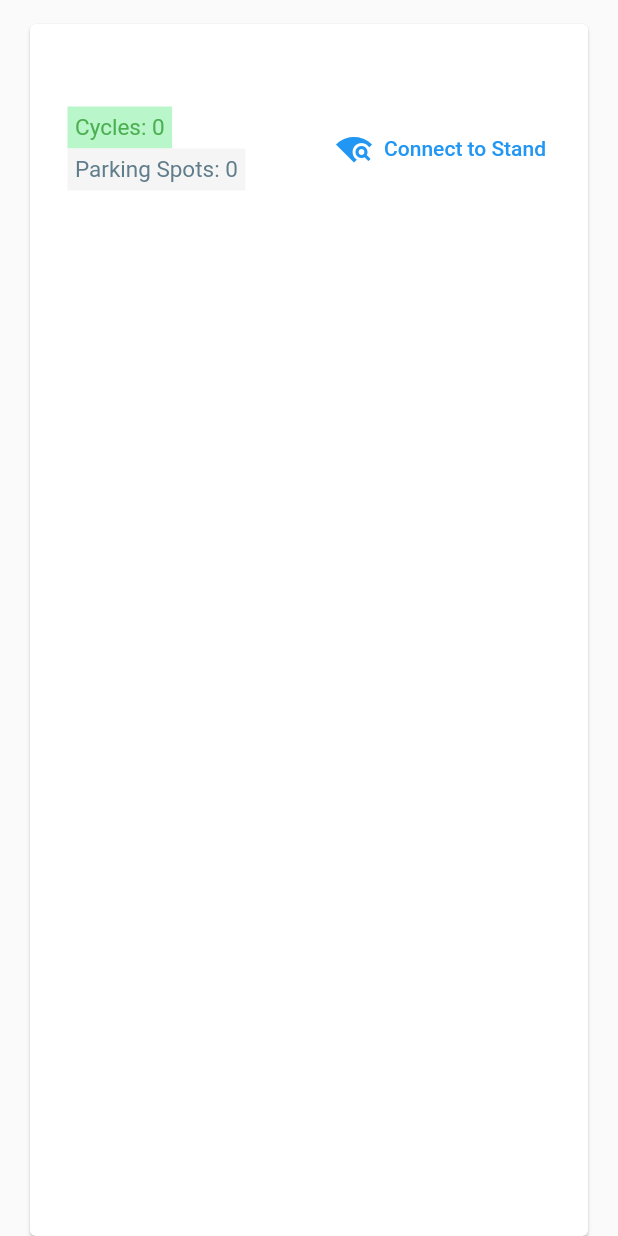
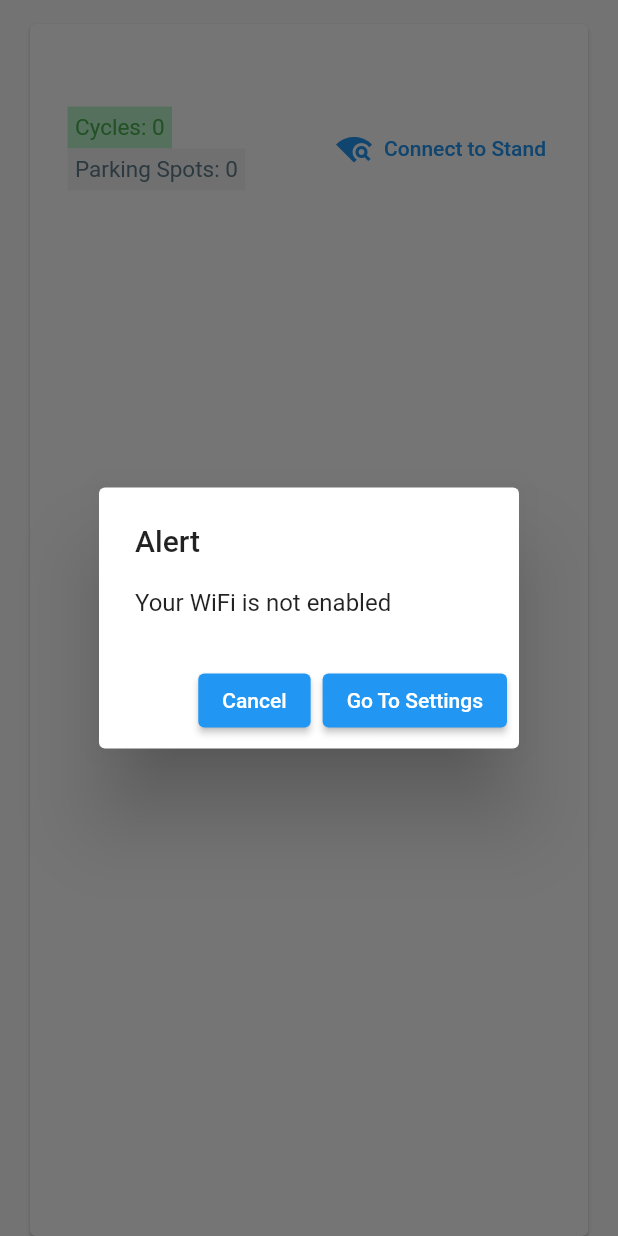
Before and after one commit to eternalfrustation/cycleone, a Flutter app: the CycleTile widget shown alone on an empty page, opened directly with empty values, after a tap on "Connect to Stand", on a phone screen of 412 x 824 dp. Run offline on Flutter 3.47's test engine with Material 2 defaults, Android fonts, the phone set to English and light mode, and no system bars; our stand-ins replace cloud_firestore, firebase_auth, firebase_core, flutter_spinkit; missing offline and left inert: wifi_iot; accounts and stored records are empty.

Commit message:
Alert_Dialog

```diff
--- a/lib/main.dart
+++ b/lib/main.dart
@@ -6,7 +6,7 @@ import 'package:firebase_core/firebase_core.dart';
 import 'package:flutter/material.dart';
 import 'package:provider/provider.dart';
 import 'models/customuser.dart';
-import 'package:qrscan/qrscan.dart' as scanner;
+import 'package:wifi_iot/wifi_iot.dart';
 
 void main() async {
   WidgetsFlutterBinding.ensureInitialized();
--- a/lib/shared/constants.dart
+++ b/lib/shared/constants.dart
@@ -1,4 +1,5 @@
 import 'package:flutter/material.dart';
+import 'package:wifi_iot/wifi_iot.dart';
 
 const textInputDecor =
 InputDecoration(
@@ -9,3 +10,22 @@ InputDecoration(
     borderSide: BorderSide(color: Colors.blue, width: 1.0),
   ),
 );
+
+var alert =
+AlertDialog(
+  title: const Text('Alert'),
+  content: const Text('Your WiFi is not enabled'),
+  actions: [
+    ElevatedButton(
+      onPressed: (){},
+      child: const Text('Cancel'),
+    ),
+    ElevatedButton(
+      onPressed: () {
+        WiFiForIoTPlugin.setEnabled(false);
+      },
+      child: const Text('Go To Settings'),
+    ),
+  ],
+  elevation: 24.0,
+);
--- a/lib/shared/cycletile.dart
+++ b/lib/shared/cycletile.dart
@@ -1,9 +1,9 @@
 // ignore_for_file: prefer_const_constructors
 
+import 'package:cycleone/shared/constants.dart';
 import 'package:flutter/material.dart';
 import '../models/stand.dart';
-import 'package:qrscan/qrscan.dart' as scanner;
-import 'package:cycleone/screens/qr_scanner.dart';
+import 'package:wifi_iot/wifi_iot.dart';
 
 class CycleTile extends StatelessWidget {
 
@@ -71,6 +71,9 @@ class CycleTile extends StatelessWidget {
                 Spacer(),
                 TextButton.icon(
                   onPressed: () {
+                    showDialog(
+                      context: context,
+                      builder: (context) => alert,);
                   },
                   icon: Icon(Icons.wifi_find_sharp),
                   label: Text('Connect to Stand'),
--- a/pubspec.yaml
+++ b/pubspec.yaml
@@ -35,6 +35,7 @@ dependencies:
   firebase_core:
   provider:
   flutter_spinkit:
+  wifi_iot:
 
 
   # The following adds the Cupertino Icons font to your application.
```
Also changed, not shown: lib/screens/qr_scanner.dart (deleted, +0 -42 lines), pubspec.lock.
